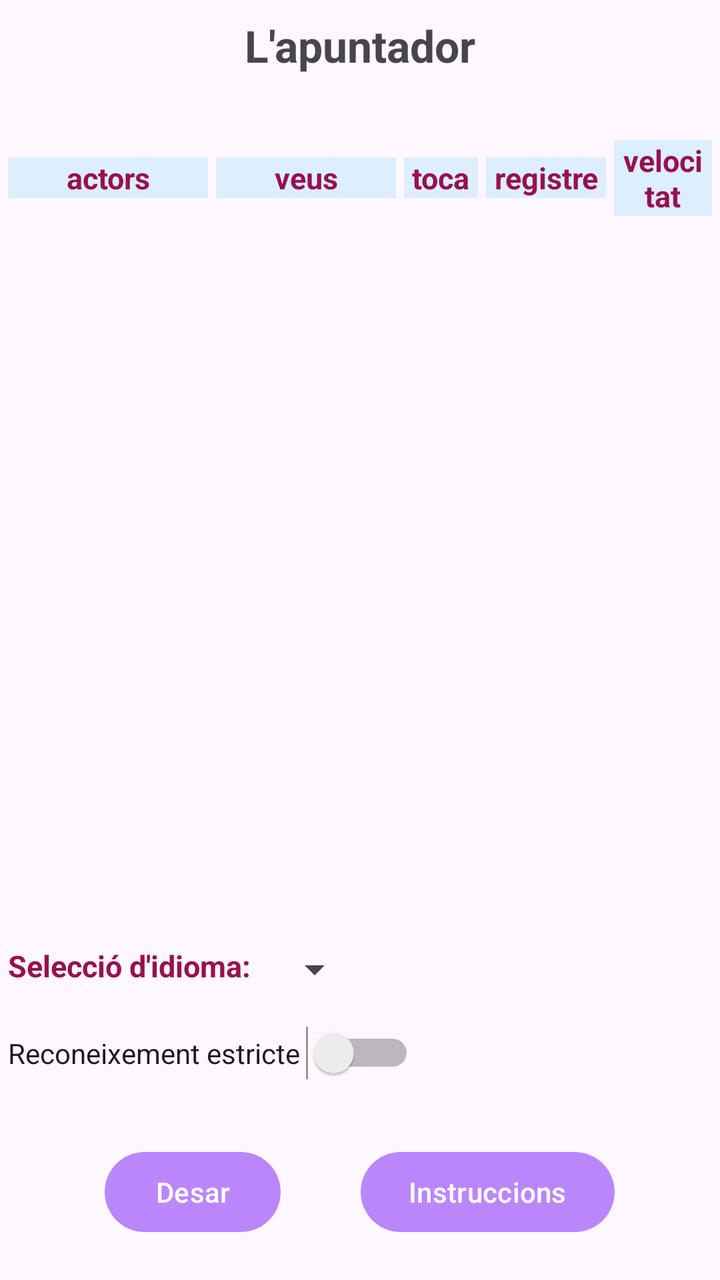
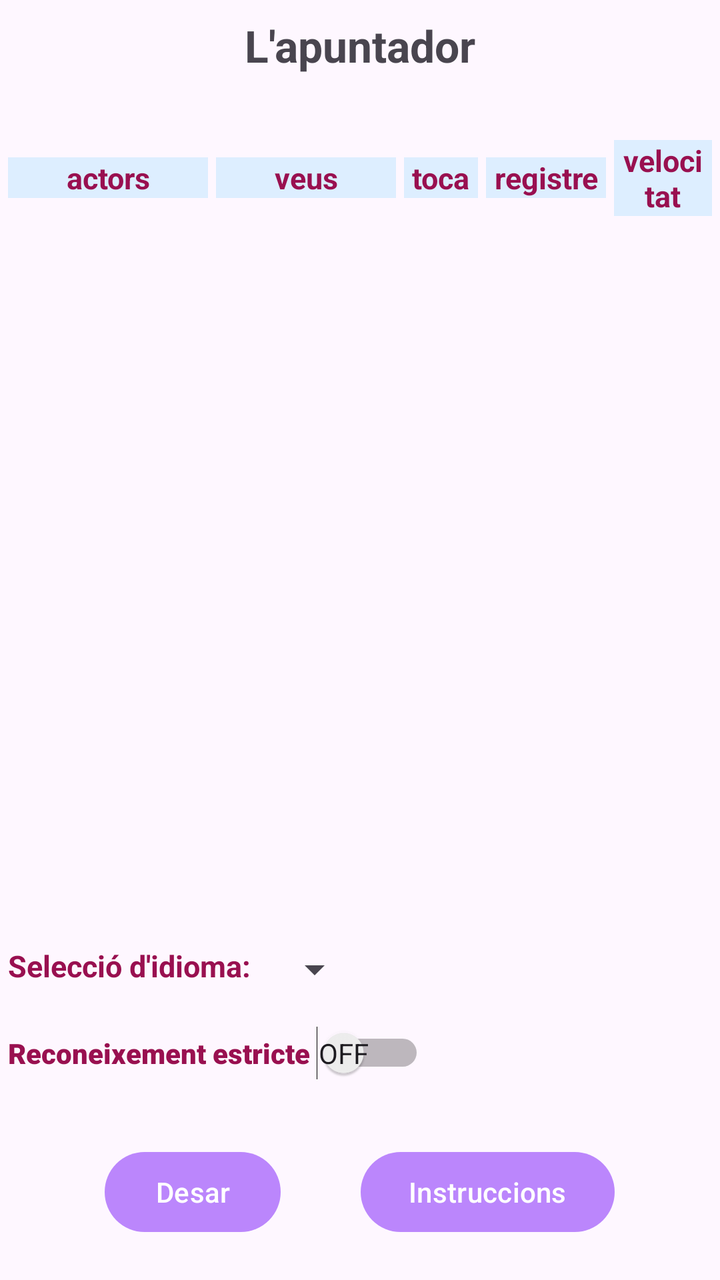

An Android layout rendered at two revisions. The XML below is the earlier revision; the diff shows what the commit changed to produce the second picture.
<!-- AndroidManifest.xml: application theme Theme.ApuntadorDeTeatre -->
<!-- res/layout/fragment_configuracio.xml -->
<?xml version="1.0" encoding="utf-8"?>
<androidx.constraintlayout.widget.ConstraintLayout
   xmlns:android="http://schemas.android.com/apk/res/android"
   xmlns:app="http://schemas.android.com/apk/res-auto"
   xmlns:tools="http://schemas.android.com/tools"
   android:layout_width="match_parent"
   android:layout_height="match_parent">

   <RelativeLayout
      android:layout_width="match_parent"
      android:layout_height="match_parent"
      android:orientation="vertical"
      android:paddingLeft="4dp"
      android:paddingRight="4dp"
      tools:context="ui.ConfiguracioFragment">

      <TextView
         android:id="@+id/titol_configuracio"
         android:layout_width="match_parent"
         android:layout_height="wrap_content"
         android:layout_marginTop="8dp"
         android:gravity="center"
         android:textSize="22sp"
         android:text="@string/titol"
         android:textStyle="bold"
         app:layout_constraintTop_toTopOf="parent" />

      <LinearLayout
         android:id="@+id/grup_etiquetes"
         android:layout_width="match_parent"
         android:layout_height="wrap_content"
         android:layout_marginTop="70dp"
         android:gravity="center"
         android:orientation="horizontal" >
         <TextView
            android:id="@+id/titol_actors"
            android:layout_width="100dp"
            android:layout_height="wrap_content"
            android:gravity="center"
            android:textSize="15sp"
            android:textColor="@color/marro"
            android:text="@string/titol_actors"
            android:textStyle="bold"
            android:background="@color/blau_200" />
         <TextView
            android:id="@+id/titol_veus"
            android:layout_width="90dp"
            android:layout_height="wrap_content"
            android:layout_marginStart="4dp"
            android:gravity="center"
            android:textSize="15sp"
            android:textColor="@color/marro"
            android:text="@string/titol_veus"
            android:textStyle="bold"
            android:background="@color/blau_200" />
         <TextView
            android:id="@+id/titol_play"
            android:layout_width="wrap_content"
            android:layout_height="wrap_content"
            android:layout_marginStart="4dp"
            android:paddingLeft="4dp"
            android:paddingRight="4dp"
            android:gravity="center"
            android:textSize="15sp"
            android:textColor="@color/marro"
            android:text="@string/titol_play"
            android:textStyle="bold"
            android:background="@color/blau_200" />
         <TextView
            android:id="@+id/titol_registre"
            android:layout_width="wrap_content"
            android:layout_height="wrap_content"
            android:layout_marginStart="4dp"
            android:paddingLeft="4dp"
            android:paddingRight="4dp"
            android:gravity="center"
            android:textSize="15sp"
            android:textColor="@color/marro"
            android:text="@string/titol_registre"
            android:textStyle="bold"
            android:background="@color/blau_200" />
         <TextView
            android:id="@+id/titol_velocitat"
            android:layout_width="wrap_content"
            android:layout_height="wrap_content"
            android:layout_marginStart="4dp"
            android:paddingLeft="4dp"
            android:paddingRight="4dp"
            android:gravity="center"
            android:textSize="15sp"
            android:textColor="@color/marro"
            android:text="@string/titol_velocitat"
            android:textStyle="bold"
            android:background="@color/blau_200" />
      </LinearLayout>

      <ScrollView
         android:id="@+id/grup_scroll"
         android:layout_width="match_parent"
         android:layout_height="wrap_content"
         android:contentDescription="scroll"
         android:gravity="center"
         android:layout_gravity="top|center_horizontal"
         android:orientation="vertical"
         android:layout_marginTop="16dp"
         android:layout_marginBottom="146dp"
         android:layout_below="@id/grup_etiquetes" >

         <LinearLayout
            android:id="@+id/formContainer"
            android:layout_width="wrap_content"
            android:layout_height="wrap_content"
            android:gravity="center"
            android:layout_gravity="center"
            android:orientation="vertical" />
      </ScrollView>

      <ProgressBar
         android:id="@+id/espera"
         style="?android:attr/progressBarStyle"
         android:layout_width="match_parent"
         android:layout_height="wrap_content"
         android:layout_below="@id/grup_scroll"
         android:layout_marginTop="40dp" />

      <LinearLayout
         android:id="@+id/seleccions"
         android:layout_width="match_parent"
         android:layout_height="wrap_content"
         android:orientation="vertical"
         android:layout_marginBottom="100dp"
         android:layout_alignParentBottom="true" >

         <LinearLayout
            android:id="@+id/formIdioma"
            android:layout_width="match_parent"
            android:layout_height="wrap_content"
            android:orientation="horizontal">
            <TextView
               android:layout_width="wrap_content"
               android:layout_height="wrap_content"
               android:layout_marginBottom="20dp"
               android:text="@string/titol_seleccio_idioma"
               android:textSize="15sp"
               android:textColor="@color/marro"
               android:textStyle="bold" />
            <Spinner
               android:id="@+id/selectorIdioma"
               android:layout_width="wrap_content"
               android:layout_height="wrap_content"
               android:layout_marginStart="8dp" />
         </LinearLayout>

         <Switch
            android:id="@+id/selectorEstricte"
            android:layout_width="wrap_content"
            android:layout_height="0dp"
            android:layout_weight="0"
            android:text="Reconeixement estricte " />

      </LinearLayout>

      <LinearLayout
         android:layout_width="match_parent"
         android:layout_height="wrap_content"
         android:gravity="center|bottom"
         android:orientation="horizontal"
         android:layout_marginBottom="20dp"
         android:layout_alignParentBottom="true" >

         <Button
            android:id="@+id/boto_desar"
            android:layout_width="wrap_content"
            android:layout_height="wrap_content"
            android:text="@string/boto_desar"
            app:layout_constraintLeft_toLeftOf="parent" />
         <Button
            android:id="@+id/boto_instruccions"
            android:layout_width="wrap_content"
            android:layout_height="wrap_content"
            android:text="@string/boto_instruccions"
            android:layout_marginLeft="40dp"
            app:layout_constraintLeft_toRightOf="@id/boto_desar" />
      </LinearLayout>

   </RelativeLayout>

   <TextView
      android:id="@+id/instruccions"
      android:layout_width="match_parent"
      android:layout_height="wrap_content"
      android:layout_marginStart="4dp"
      android:layout_marginEnd="4dp"
      app:layout_constraintBottom_toBottomOf="parent"
      android:layout_marginBottom="80dp"
      android:text="@string/instruccions"
      android:textSize="15sp"
      android:visibility="invisible"
      android:background="@drawable/rounded_corner"
      android:backgroundTint="@color/blau_200" />

</androidx.constraintlayout.widget.ConstraintLayout>
<!-- resources referenced by this layout -->
<resources>
  <color name="blau_200">#FFDDEEFF</color>
  <color name="marro">#FF991050</color>
  <!-- drawable rounded_corner (drawable) -->
  <?xml version="1.0" encoding="utf-8"?>
  <shape xmlns:android="http://schemas.android.com/apk/res/android" >
     <stroke
        android:width="1dp"
        android:color="@color/blau_200" />
  
     <solid android:color="#ffffff" />
  
     <padding
        android:left="1dp"
        android:right="1dp"
        android:bottom="1dp"
        android:top="1dp" />
  
     <corners android:radius="5dp" />
  </shape>
  <string name="boto_desar">Desar</string>
  <string name="boto_instruccions">Instruccions</string>
  <string name="instruccions"><b>Selecció dels paràmetres per a cada actor:</b>
        \n<b>veu:</b> per a cada actor cal seleccionar una de les veus disponibles
        \n<b>registre:</b> greu:<i>valor petit</i>. agut:<i>valor gran</i>
        \n<b>velocitat:</b> lenta:<i>valor petit</i>. ràpida:<i>valor gran</i>\n
        \n<b>nota:</b> Els arxius corresponents als fragments de l\'obra per a cada actor i l\'arxiu de l\'obra sencera
        s\'han de desar a una carpeta accessible, per exemple, \'Documents\'\n
        \n<b>El nom dels arxius</b> <i>fragments</i> ha de tenir el següent format:
        \n- <b><u>nomDeLobra</u>-<u>nomDeLactor</u>-<u>99</u>.txt</b>
        \n(el número_de_seqüència_de_fragment: de 01 a 99 per a cada actor)\n
        \n<b>El format de cada arxiu</b> (fragments per a cada actor) és:
        \n<b>- text de l\'actor:</b> <u>nomDeLactor: </u> A continuació, el text en una única línia. Pot contenir, entre parèntesi, elements de situació narrativa.
        \n<b>- text del narrador i situació:</b> Qualsevol text que no comenci amb el nom d\'un actor seguit de dos punts (:)
     </string>
  <string name="titol">L\'apuntador</string>
  <string name="titol_actors">actors</string>
  <string name="titol_play">toca</string>
  <string name="titol_registre">registre</string>
  <string name="titol_seleccio_idioma">Selecció d\'idioma:</string>
  <string name="titol_velocitat">velocitat</string>
  <string name="titol_veus">veus</string>
  <style name="Theme.ApuntadorDeTeatre" parent="Base.Theme.ApuntadorDeTeatre" />
  <style name="Base.Theme.ApuntadorDeTeatre" parent="Theme.Material3.DayNight.NoActionBar">
          <item name="colorPrimary">@color/purple_200</item>
          <item name="colorPrimaryVariant">@color/blau_200</item>
          <item name="colorOnPrimary">@color/white</item>
          <item name="colorSecondary">@color/teal_200</item>
          <item name="colorSecondaryVariant">@color/teal_200</item>
          <item name="colorOnSecondary">@color/black</item>
      </style>
  <color name="purple_200">#FFBB86FC</color>
  <color name="white">#FFFFFFFF</color>
  <color name="teal_200">#FF03DAC5</color>
  <color name="black">#FF000000</color>
</resources>

<!-- the commit's change to res/layout/fragment_configuracio.xml (unified diff, before → after) -->
@@ -156,7 +156,11 @@
             android:layout_width="wrap_content"
             android:layout_height="0dp"
             android:layout_weight="0"
-            android:text="Reconeixement estricte " />
+            android:checked="false"
+            android:fontFamily="sans-serif-black"
+            android:showText="true"
+            android:text="Reconeixement estricte "
+            android:textColor="@color/marro" />
 
       </LinearLayout>
 
